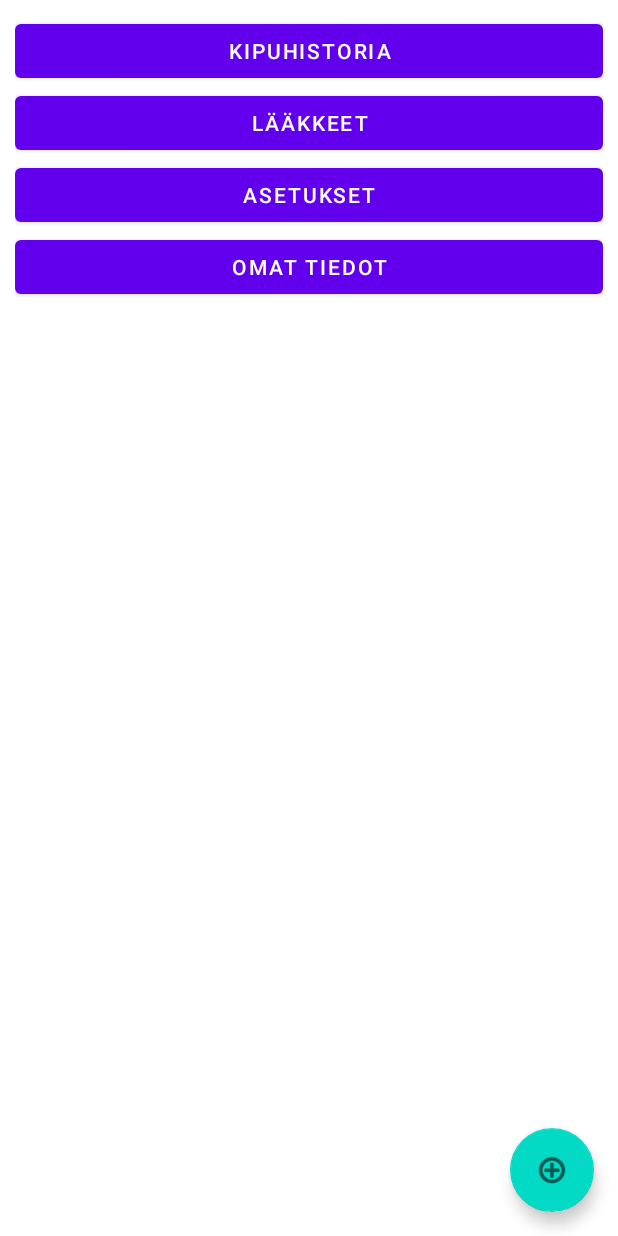
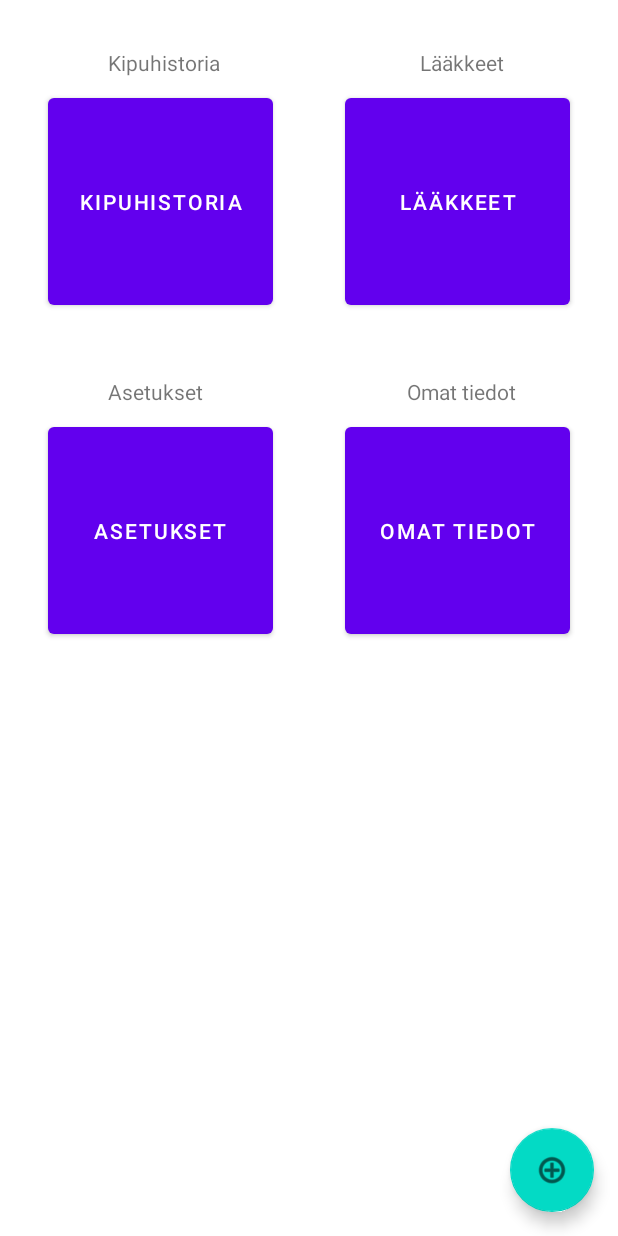
Before and after one commit to Tschokkinen/android-health-application, an Android app: the layout activity_main.xml on its own in the app's theme, with its tools: preview values and no code run, on a phone screen of 412 x 824 dp. Run offline under Robolectric (Android 15) with nearby library versions, the phone set to English and light mode, and no system bars.

Commit message:
A little fine tuning with layouts.

```diff
--- a/app/src/main/java/com/ericaskari/healthapplication/FirstLaunch.java
+++ b/app/src/main/java/com/ericaskari/healthapplication/FirstLaunch.java
@@ -139,6 +139,7 @@ public class FirstLaunch extends AppCompatActivity implements DatePickerDialog.O
         //Go to verify screen
         Intent intent = new Intent(this, FirstLaunchDone.class);
         startActivity(intent);
+        finish();
     }
 
     /**
--- a/app/src/main/java/com/ericaskari/healthapplication/FirstLaunchDone.java
+++ b/app/src/main/java/com/ericaskari/healthapplication/FirstLaunchDone.java
@@ -31,6 +31,7 @@ public class FirstLaunchDone extends AppCompatActivity {
         if(v == findViewById(R.id.nextButtonFirstLaunchFinish)) {
             Intent intent = new Intent(this, MainActivity.class);
             startActivity(intent);
+            finish();
         }
     }
 }
--- a/app/src/main/java/com/ericaskari/healthapplication/Hello.java
+++ b/app/src/main/java/com/ericaskari/healthapplication/Hello.java
@@ -31,6 +31,7 @@ public class Hello extends AppCompatActivity {
         if(v == findViewById(R.id.nextButtonHello)){
             Intent intent = new Intent(this, FirstLaunch.class);
             startActivity(intent);
+            finish();
         }
     }
 }
--- a/app/src/main/java/com/ericaskari/healthapplication/modules/painhistory/NewPainLogActivity.java
+++ b/app/src/main/java/com/ericaskari/healthapplication/modules/painhistory/NewPainLogActivity.java
@@ -189,6 +189,7 @@ public class NewPainLogActivity extends AppCompatActivity implements AdapterView
 
         Intent intent = new Intent(this, MainActivity.class);
         startActivity(intent);
+        finish();
     }
 
     /**
--- a/app/src/main/res/layout/activity_main.xml
+++ b/app/src/main/res/layout/activity_main.xml
@@ -6,11 +6,13 @@
     android:layout_height="match_parent"
     tools:context=".MainActivity">
 
+    <!--
     <LinearLayout
         android:layout_width="match_parent"
         android:layout_height="match_parent"
+        android:orientation="vertical"
         android:padding="10dp"
-        android:orientation="vertical">
+        tools:visibility="invisible">
 
         <Button
             android:id="@+id/pain_history_button"
@@ -34,8 +36,9 @@
             android:id="@+id/profile_button"
             android:layout_width="match_parent"
             android:layout_height="wrap_content"
-            android:text="@string/main_activity_own_information"  />
+            android:text="@string/main_activity_own_information" />
     </LinearLayout>
+    -->
 
     <com.google.android.material.floatingactionbutton.FloatingActionButton
         android:id="@+id/add_button"
@@ -47,5 +50,96 @@
         app:srcCompat="@android:drawable/ic_menu_add"
         android:contentDescription="@string/main_activity_plus" />
 
+    <androidx.constraintlayout.widget.ConstraintLayout
+        android:layout_width="match_parent"
+        android:layout_height="match_parent">
+
+        <Button
+            android:id="@+id/settingsButton"
+            android:layout_width="150dp"
+            android:layout_height="150dp"
+            android:layout_marginStart="32dp"
+            android:layout_marginTop="8dp"
+            android:text="@string/main_activity_settings"
+            app:layout_constraintStart_toStartOf="parent"
+            app:layout_constraintTop_toBottomOf="@+id/textView17" />
+
+        <Button
+            android:id="@+id/profileButton"
+            android:layout_width="150dp"
+            android:layout_height="150dp"
+            android:layout_marginTop="8dp"
+            android:layout_marginEnd="32dp"
+            android:text="@string/main_activity_own_information"
+            app:layout_constraintEnd_toEndOf="parent"
+            app:layout_constraintTop_toBottomOf="@+id/textView18" />
+
+        <Button
+            android:id="@+id/medicinesButton"
+            android:layout_width="150dp"
+            android:layout_height="150dp"
+            android:layout_marginTop="8dp"
+            android:layout_marginEnd="32dp"
+            android:text="@string/main_activity_medicines"
+            app:layout_constraintEnd_toEndOf="parent"
+            app:layout_constraintTop_toBottomOf="@+id/textView14" />
+
+        <TextView
+            android:id="@+id/textView14"
+            android:layout_width="wrap_content"
+            android:layout_height="wrap_content"
+            android:layout_marginTop="32dp"
+            android:layout_marginEnd="76dp"
+            android:text="@string/main_activity_medicines"
+            app:layout_constraintBottom_toTopOf="@+id/medicinesButton"
+            app:layout_constraintEnd_toEndOf="parent"
+            app:layout_constraintTop_toTopOf="parent" />
+
+        <Button
+            android:id="@+id/painHistoryButton"
+            android:layout_width="150dp"
+            android:layout_height="150dp"
+            android:layout_marginStart="32dp"
+            android:layout_marginTop="8dp"
+            android:text="@string/main_activity_pain_history"
+            app:layout_constraintStart_toStartOf="parent"
+            app:layout_constraintTop_toBottomOf="@+id/textView13" />
+
+        <TextView
+            android:id="@+id/textView13"
+            android:layout_width="wrap_content"
+            android:layout_height="wrap_content"
+            android:layout_marginStart="72dp"
+            android:layout_marginTop="32dp"
+            android:text="@string/main_activity_pain_history"
+            app:layout_constraintBottom_toTopOf="@+id/painHistoryButton"
+            app:layout_constraintStart_toStartOf="parent"
+            app:layout_constraintTop_toTopOf="parent"
+            app:layout_constraintVertical_bias="1.0" />
+
+        <TextView
+            android:id="@+id/textView17"
+            android:layout_width="wrap_content"
+            android:layout_height="wrap_content"
+            android:layout_marginStart="72dp"
+            android:layout_marginTop="42dp"
+            android:text="@string/main_activity_settings"
+            app:layout_constraintBottom_toTopOf="@+id/settingsButton"
+            app:layout_constraintStart_toStartOf="parent"
+            app:layout_constraintTop_toBottomOf="@+id/painHistoryButton" />
+
+        <TextView
+            android:id="@+id/textView18"
+            android:layout_width="wrap_content"
+            android:layout_height="wrap_content"
+            android:layout_marginTop="42dp"
+            android:layout_marginEnd="68dp"
+            android:text="@string/main_activity_own_information"
+            app:layout_constraintBottom_toTopOf="@+id/profileButton"
+            app:layout_constraintEnd_toEndOf="parent"
+            app:layout_constraintTop_toBottomOf="@+id/medicinesButton" />
+
+    </androidx.constraintlayout.widget.ConstraintLayout>
+
 
 </androidx.coordinatorlayout.widget.CoordinatorLayout>
--- a/app/src/main/res/values/strings.xml
+++ b/app/src/main/res/values/strings.xml
@@ -12,7 +12,7 @@
     <string name="hello_second_fragment">Hello second fragment. Arg: %1$s</string>
 
     <!-- First launch -->
-    <string name="user_data_message">Hei, \n\nja tervetuloa käyttämään Mihin sattuu? -sovellusta.\nEnsialkuun tarvitsemme hieman tietoa sinusta.</string>
+    <string name="user_data_message">Hei, \n\nja tervetuloa käyttämään Mihin sattuu? -sovellusta.\n\nSovelluksen avulla voit seurata hyvinvointiasi koettujen kipujen näkökulmasta. Ennen sovelluksen käyttöönottoa tarvitsemme hieman tietoa sinusta.</string>
     <string name="disclaimer">Vastuuvapauslauseke:\nSovellusta ei ole tarkoitettu lääkinnälliseen käyttöön vaan oman hyvinvoinnin omaehtoiseen seuraamiseen. Keskustele aina lääkinnällisistä asioista sekä kivusta lääkärisi tai terveydenhuollon edustajan kanssa.</string>
     <string name="user_data_nextButton">Seuraava</string>
     <string name="user_data_backButton">Takaisin</string>
@@ -46,7 +46,7 @@
 
     <!-- NewPainLog -->
     <string name="where_is_the_pain">Mihin sattuu?</string>
-    <string name="describe_the_pain">Kerro tarkemmin kivusta...</string>
+    <string name="describe_the_pain">Voit kertoa tarkemmin kivusta tässä...</string>
 
     <string-array name="list_of_pains">
         <item>Niska</item>
@@ -62,7 +62,7 @@
     <string name="button_ready">Valmis</string>
     <string name="how_strong_is_the_pain">Kuinka kova kipu on asteikolla 1-10</string>
     <string name="how_does_the_pain_affect">Miten kipu vaikuttaa mielialaasi?</string>
-    <string name="tell_about_your_feelings">Kerro...</string>
+    <string name="tell_about_your_feelings">Voit kertoa mielialastasi vapaasti tässä...</string>
     <!--NewPainLog End -->
 
 </resources>
```
Also changed, not shown: app/src/main/res/layout/activity_hello.xml (+9 -6 lines), app/src/main/res/layout/activity_main_alt.xml (added, +51 -0 lines).
